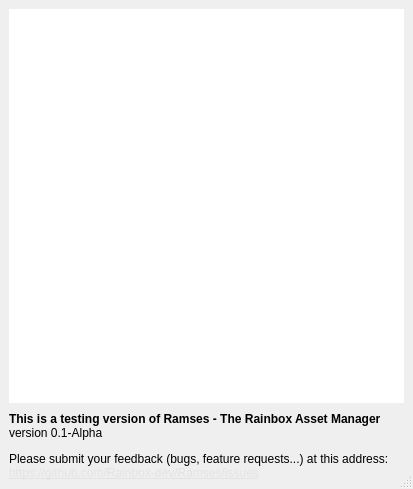
Before: the Qt Designer form Ramses/helpdialog.ui in RxLaboratory/Ramses, drawn with Qt 5.
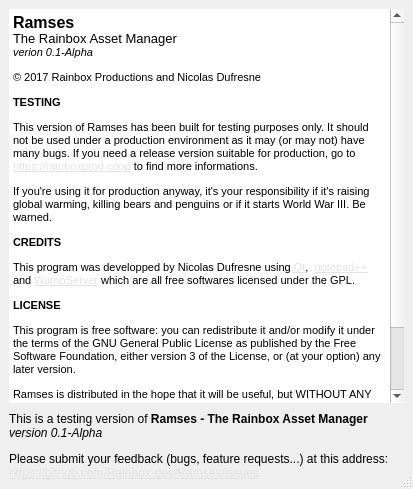
After: the same form once the commit is applied.

Commit message: dock button

What changed in the file:
```diff
--- a/Ramses/helpdialog.ui
+++ b/Ramses/helpdialog.ui
@@ -35,7 +35,7 @@
    <item>
     <widget class="QStackedWidget" name="stackedWidget">
      <property name="currentIndex">
-      <number>1</number>
+      <number>2</number>
      </property>
      <widget class="QWidget" name="page">
       <layout class="QVBoxLayout" name="verticalLayout_2">
@@ -95,12 +95,61 @@
        </item>
       </layout>
      </widget>
+     <widget class="QWidget" name="page_3">
+      <layout class="QVBoxLayout" name="verticalLayout_4">
+       <property name="spacing">
+        <number>0</number>
+       </property>
+       <property name="leftMargin">
+        <number>0</number>
+       </property>
+       <property name="topMargin">
+        <number>0</number>
+       </property>
+       <property name="rightMargin">
+        <number>0</number>
+       </property>
+       <property name="bottomMargin">
+        <number>0</number>
+       </property>
+       <item>
+        <widget class="QTextBrowser" name="debugText_2">
+         <property name="frameShape">
+          <enum>QFrame::NoFrame</enum>
+         </property>
+         <property name="html">
+          <string>&lt;!DOCTYPE HTML PUBLIC &quot;-//W3C//DTD HTML 4.0//EN&quot; &quot;http://www.w3.org/TR/REC-html40/strict.dtd&quot;&gt;
+&lt;html&gt;&lt;head&gt;&lt;meta name=&quot;qrichtext&quot; content=&quot;1&quot; /&gt;&lt;style type=&quot;text/css&quot;&gt;
+p, li { white-space: pre-wrap; }
+&lt;/style&gt;&lt;/head&gt;&lt;body style=&quot; font-family:'MS Shell Dlg 2'; font-size:8.25pt; font-weight:400; font-style:normal;&quot;&gt;
+&lt;p style=&quot; margin-top:12px; margin-bottom:12px; margin-left:0px; margin-right:0px; -qt-block-indent:0; text-indent:0px;&quot;&gt;&lt;span style=&quot; font-size:12pt; font-weight:600;&quot;&gt;Ramses&lt;/span&gt;&lt;span style=&quot; font-size:8pt;&quot;&gt;&lt;br /&gt;&lt;/span&gt;&lt;span style=&quot; font-size:10pt;&quot;&gt;The Rainbox Asset Manager&lt;/span&gt;&lt;span style=&quot; font-size:8pt;&quot;&gt;&lt;br /&gt;&lt;/span&gt;&lt;span style=&quot; font-size:8pt; font-style:italic;&quot;&gt;verion 0.1-Alpha&lt;/span&gt;&lt;/p&gt;
+&lt;p style=&quot; margin-top:12px; margin-bottom:12px; margin-left:0px; margin-right:0px; -qt-block-indent:0; text-indent:0px;&quot;&gt;&lt;span style=&quot; font-size:8pt;&quot;&gt;© 2017 Rainbox Productions and Nicolas Dufresne&lt;/span&gt;&lt;/p&gt;
+&lt;p style=&quot; margin-top:12px; margin-bottom:12px; margin-left:0px; margin-right:0px; -qt-block-indent:0; text-indent:0px;&quot;&gt;&lt;span style=&quot; font-size:8pt; font-weight:600;&quot;&gt;TESTING&lt;/span&gt;&lt;/p&gt;
+&lt;p style=&quot; margin-top:12px; margin-bottom:12px; margin-left:0px; margin-right:0px; -qt-block-indent:0; text-indent:0px;&quot;&gt;&lt;span style=&quot; font-size:8pt;&quot;&gt;This version of Ramses has been built for testing purposes only. It should not be used under a production environment as it may (or may not) have many bugs. If you need a release version suitable for production, go to &lt;/span&gt;&lt;a href=&quot;https://rainboxprod.coop&quot;&gt;&lt;span style=&quot; font-size:8pt; text-decoration: underline; color:#e3e3e3;&quot;&gt;https://rainboxprod.coop&lt;/span&gt;&lt;/a&gt;&lt;span style=&quot; font-size:8pt;&quot;&gt; to find more informations.&lt;/span&gt;&lt;/p&gt;
+&lt;p style=&quot; margin-top:12px; margin-bottom:12px; margin-left:0px; margin-right:0px; -qt-block-indent:0; text-indent:0px;&quot;&gt;&lt;span style=&quot; font-size:8pt;&quot;&gt;If you're using it for production anyway, it's your responsibility if it's raising global warming, killing bears and penguins or if it starts World War III. Be warned.&lt;/span&gt;&lt;/p&gt;
+&lt;p style=&quot; margin-top:12px; margin-bottom:12px; margin-left:0px; margin-right:0px; -qt-block-indent:0; text-indent:0px;&quot;&gt;&lt;span style=&quot; font-size:8pt; font-weight:600;&quot;&gt;CREDITS&lt;/span&gt;&lt;/p&gt;
+&lt;p style=&quot; margin-top:12px; margin-bottom:12px; margin-left:0px; margin-right:0px; -qt-block-indent:0; text-indent:0px;&quot;&gt;&lt;span style=&quot; font-size:8pt;&quot;&gt;This program was developped by Nicolas Dufresne using &lt;/span&gt;&lt;a href=&quot;https://www.qt.io&quot;&gt;&lt;span style=&quot; font-size:8pt; text-decoration: underline; color:#e3e3e3;&quot;&gt;Qt&lt;/span&gt;&lt;/a&gt;&lt;span style=&quot; font-size:8pt;&quot;&gt;,  &lt;/span&gt;&lt;a href=&quot;https://notepad-plus-plus.org&quot;&gt;&lt;span style=&quot; font-size:8pt; text-decoration: underline; color:#e3e3e3;&quot;&gt;notepad++&lt;/span&gt;&lt;/a&gt;&lt;span style=&quot; font-size:8pt;&quot;&gt; and &lt;/span&gt;&lt;a href=&quot;http://www.wampserver.com&quot;&gt;&lt;span style=&quot; font-size:8pt; text-decoration: underline; color:#e3e3e3;&quot;&gt;WampServer&lt;/span&gt;&lt;/a&gt;&lt;span style=&quot; font-size:8pt;&quot;&gt; which are all free softwares licensed under the GPL.&lt;/span&gt;&lt;/p&gt;
+&lt;p style=&quot; margin-top:12px; margin-bottom:12px; margin-left:0px; margin-right:0px; -qt-block-indent:0; text-indent:0px;&quot;&gt;&lt;span style=&quot; font-size:8pt; font-weight:600;&quot;&gt;LICENSE&lt;/span&gt;&lt;/p&gt;
+&lt;p style=&quot; margin-top:12px; margin-bottom:12px; margin-left:0px; margin-right:0px; -qt-block-indent:0; text-indent:0px;&quot;&gt;&lt;span style=&quot; font-size:8pt;&quot;&gt;This program is free software: you can redistribute it and/or modify it under the terms of the GNU General Public License as published by the Free Software Foundation, either version 3 of the License, or (at your option) any later version.&lt;/span&gt;&lt;/p&gt;
+&lt;p style=&quot; margin-top:12px; margin-bottom:12px; margin-left:0px; margin-right:0px; -qt-block-indent:0; text-indent:0px;&quot;&gt;&lt;span style=&quot; font-size:8pt;&quot;&gt;Ramses is distributed in the hope that it will be useful, but WITHOUT ANY WARRANTY; without even the implied warranty of MERCHANTABILITY or FITNESS FOR A PARTICULAR PURPOSE. See the GNU General Public License for more details.&lt;/span&gt;&lt;/p&gt;
+&lt;p style=&quot; margin-top:12px; margin-bottom:12px; margin-left:0px; margin-right:0px; -qt-block-indent:0; text-indent:0px;&quot;&gt;&lt;span style=&quot; font-size:8pt;&quot;&gt;You should have received a copy of the GNU General Public License along with Ramses. If not, see &lt;/span&gt;&lt;a href=&quot;http://www.gnu.org/licenses/&quot;&gt;&lt;span style=&quot; font-size:8pt; text-decoration: underline; color:#e3e3e3;&quot;&gt;http://www.gnu.org/licenses/&lt;/span&gt;&lt;/a&gt;&lt;span style=&quot; font-size:8pt;&quot;&gt;.&lt;/span&gt;&lt;/p&gt;&lt;/body&gt;&lt;/html&gt;</string>
+         </property>
+         <property name="acceptRichText">
+          <bool>false</bool>
+         </property>
+         <property name="openExternalLinks">
+          <bool>true</bool>
+         </property>
+        </widget>
+       </item>
+      </layout>
+     </widget>
     </widget>
    </item>
    <item>
     <widget class="QLabel" name="label_3">
      <property name="text">
-      <string>&lt;html&gt;&lt;head/&gt;&lt;body&gt;&lt;p&gt;&lt;span style=&quot; font-weight:600;&quot;&gt;This is a testing version of Ramses - The Rainbox Asset Manager&lt;br/&gt;&lt;/span&gt;version 0.1-Alpha&lt;/p&gt;&lt;p&gt;Please submit your feedback (bugs, feature requests...) at this address:&lt;br/&gt;&lt;a href=&quot;https://github.com/Rainbox-dev/Ramses/issues&quot;&gt;&lt;span style=&quot; text-decoration: underline; color:#e3e3e3;&quot;&gt;https://github.com/Rainbox-dev/Ramses/issues&lt;/span&gt;&lt;/a&gt;&lt;/p&gt;&lt;/body&gt;&lt;/html&gt;</string>
+      <string>&lt;html&gt;&lt;head/&gt;&lt;body&gt;&lt;p&gt;This is a testing version of &lt;span style=&quot; font-weight:600;&quot;&gt;Ramses - The Rainbox Asset Manager&lt;br/&gt;&lt;/span&gt;&lt;span style=&quot; font-style:italic;&quot;&gt;version 0.1-Alpha&lt;/span&gt;&lt;/p&gt;&lt;p&gt;Please submit your feedback (bugs, feature requests...) at this address:&lt;br/&gt;&lt;a href=&quot;https://github.com/Rainbox-dev/Ramses/issues&quot;&gt;&lt;span style=&quot; text-decoration: underline; color:#e3e3e3;&quot;&gt;https://github.com/Rainbox-dev/Ramses/issues&lt;/span&gt;&lt;/a&gt;&lt;/p&gt;&lt;/body&gt;&lt;/html&gt;</string>
      </property>
      <property name="textFormat">
       <enum>Qt::RichText</enum>
```
Left out of the diff: 4 changed lines with no effect on the pictures.
